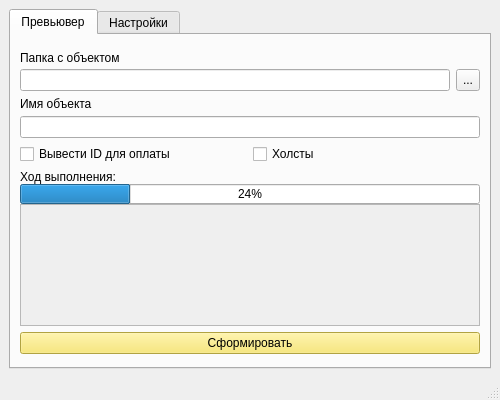
Dyrnwyn/Previewer-2.0, file previwer2_window.ui: the form before one commit.
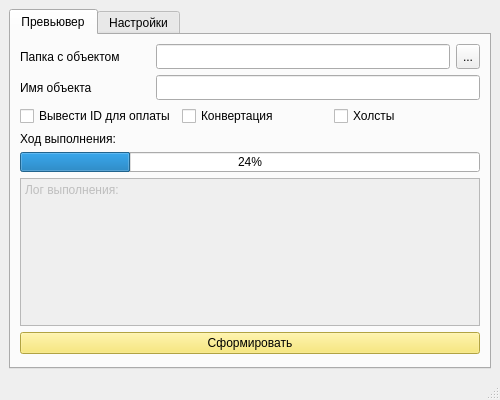
The form after the commit. The open tabs and pages were chosen to show the change.

Commit message: fixed logick add convert psd to jpeg

The edit to the form file:
```diff
--- a/previwer2_window.ui
+++ b/previwer2_window.ui
@@ -97,7 +97,7 @@
         </size>
        </property>
        <property name="layoutDirection">
-        <enum>Qt::LeftToRight</enum>
+        <enum>Qt::LayoutDirection::LeftToRight</enum>
        </property>
        <attribute name="title">
         <string>Превьювер</string>
@@ -105,39 +105,45 @@
        <layout class="QVBoxLayout" name="verticalLayout_2">
         <item>
          <layout class="QVBoxLayout" name="verticalLayout_3">
-          <property name="spacing">
+          <property name="sizeConstraint">
+           <enum>QLayout::SizeConstraint::SetNoConstraint</enum>
+          </property>
+          <property name="topMargin">
            <number>0</number>
           </property>
-          <item>
-           <widget class="QLabel" name="label">
-            <property name="minimumSize">
-             <size>
-              <width>0</width>
-              <height>25</height>
-             </size>
-            </property>
-            <property name="maximumSize">
-             <size>
-              <width>16777215</width>
-              <height>23</height>
-             </size>
-            </property>
-            <property name="text">
-             <string>Папка с объектом</string>
-            </property>
-           </widget>
-          </item>
+          <property name="bottomMargin">
+           <number>0</number>
+          </property>
           <item>
            <layout class="QHBoxLayout" name="horizontalLayout">
             <property name="spacing">
              <number>6</number>
             </property>
             <property name="sizeConstraint">
-             <enum>QLayout::SetNoConstraint</enum>
+             <enum>QLayout::SizeConstraint::SetNoConstraint</enum>
             </property>
             <property name="topMargin">
              <number>0</number>
             </property>
+            <item>
+             <widget class="QLabel" name="label_objectPath">
+              <property name="minimumSize">
+               <size>
+                <width>0</width>
+                <height>25</height>
+               </size>
+              </property>
+              <property name="maximumSize">
+               <size>
+                <width>130</width>
+                <height>30</height>
+               </size>
+              </property>
+              <property name="text">
+               <string>Папка с объектом</string>
+              </property>
+             </widget>
+            </item>
             <item>
              <widget class="QLineEdit" name="lineEdit_path">
               <property name="sizePolicy">
@@ -176,17 +182,34 @@
            </layout>
           </item>
           <item>
-           <widget class="QLabel" name="label_2">
+           <layout class="QHBoxLayout" name="horizontalLayout_9" stretch="0,0">
+            <property name="topMargin">
+             <number>0</number>
+            </property>
+            <item>
+             <widget class="QLabel" name="label_objectName">
             <property name="minimumSize">
              <size>
-              <width>0</width>
+                <width>130</width>
               <height>25</height>
              </size>
             </property>
             <property name="maximumSize">
              <size>
-              <width>16777215</width>
-              <height>25</height>
+                <width>130</width>
+                <height>30</height>
+               </size>
+              </property>
+              <property name="sizeIncrement">
+               <size>
+                <width>0</width>
+                <height>0</height>
+               </size>
+              </property>
+              <property name="baseSize">
+               <size>
+                <width>0</width>
+                <height>0</height>
              </size>
             </property>
             <property name="text">
@@ -199,6 +222,12 @@
             <property name="enabled">
              <bool>true</bool>
             </property>
+              <property name="sizePolicy">
+               <sizepolicy hsizetype="Expanding" vsizetype="Expanding">
+                <horstretch>0</horstretch>
+                <verstretch>0</verstretch>
+               </sizepolicy>
+              </property>
             <property name="maximumSize">
              <size>
               <width>16777215</width>
@@ -218,6 +247,13 @@
             </property>
            </widget>
           </item>
+            <item>
+             <widget class="QCheckBox" name="checkBox_convert">
+              <property name="text">
+               <string>Конвертация</string>
+              </property>
+             </widget>
+            </item>
           <item>
            <widget class="QCheckBox" name="checkBox_holst">
             <property name="text">
@@ -227,9 +263,11 @@
           </item>
          </layout>
         </item>
+         </layout>
+        </item>
         <item>
-         <layout class="QVBoxLayout" name="verticalLayout_6">
-          <property name="spacing">
+         <layout class="QVBoxLayout" name="verticalLayout_7">
+          <property name="topMargin">
            <number>0</number>
           </property>
           <item>
@@ -258,13 +296,20 @@
             </property>
            </widget>
           </item>
+         </layout>
+        </item>
+        <item>
+         <layout class="QVBoxLayout" name="verticalLayout_6">
+          <property name="spacing">
+           <number>0</number>
+          </property>
           <item>
            <widget class="QPlainTextEdit" name="error_plainTextEdit">
             <property name="enabled">
              <bool>false</bool>
             </property>
             <property name="frameShadow">
-             <enum>QFrame::Sunken</enum>
+             <enum>QFrame::Shadow::Sunken</enum>
             </property>
             <property name="lineWidth">
              <number>1</number>
@@ -272,6 +317,12 @@
             <property name="readOnly">
              <bool>true</bool>
             </property>
+            <property name="plainText">
+             <string>Лог выполнения:</string>
+            </property>
+            <property name="backgroundVisible">
+             <bool>false</bool>
+            </property>
             <property name="placeholderText">
              <string/>
             </property>
@@ -308,15 +359,15 @@
            <string notr="true"/>
           </property>
           <property name="currentIndex">
-           <number>0</number>
+           <number>2</number>
           </property>
           <widget class="QWidget" name="page_data_position">
            <property name="geometry">
             <rect>
              <x>0</x>
              <y>0</y>
-             <width>460</width>
-             <height>117</height>
+             <width>294</width>
+             <height>116</height>
             </rect>
            </property>
            <attribute name="label">
@@ -671,8 +722,8 @@
             <rect>
              <x>0</x>
              <y>0</y>
-             <width>321</width>
-             <height>148</height>
+             <width>335</width>
+             <height>150</height>
             </rect>
            </property>
            <property name="styleSheet">
@@ -709,8 +760,8 @@
 hr { height: 1px; border-width: 0; }
 li.unchecked::marker { content: &quot;\2610&quot;; }
 li.checked::marker { content: &quot;\2612&quot;; }
-&lt;/style&gt;&lt;/head&gt;&lt;body style=&quot; font-family:'Cantarell'; font-size:11pt; font-weight:400; font-style:normal;&quot;&gt;
-&lt;p style=&quot;-qt-paragraph-type:empty; margin-top:0px; margin-bottom:0px; margin-left:0px; margin-right:0px; -qt-block-indent:0; text-indent:0px;&quot;&gt;&lt;br /&gt;&lt;/p&gt;&lt;/body&gt;&lt;/html&gt;</string>
+&lt;/style&gt;&lt;/head&gt;&lt;body style=&quot; font-family:'Adwaita Sans'; font-size:11pt; font-weight:400; font-style:normal;&quot;&gt;
+&lt;p style=&quot;-qt-paragraph-type:empty; margin-top:0px; margin-bottom:0px; margin-left:0px; margin-right:0px; -qt-block-indent:0; text-indent:0px; font-family:'Cantarell';&quot;&gt;&lt;br /&gt;&lt;/p&gt;&lt;/body&gt;&lt;/html&gt;</string>
                 </property>
                </widget>
               </item>
@@ -753,7 +804,7 @@
                 <item>
                  <spacer name="horizontalSpacer">
                   <property name="orientation">
-                   <enum>Qt::Horizontal</enum>
+                   <enum>Qt::Orientation::Horizontal</enum>
                   </property>
                   <property name="sizeHint" stdset="0">
                    <size>
@@ -774,8 +825,8 @@
             <rect>
              <x>0</x>
              <y>0</y>
-             <width>137</width>
-             <height>114</height>
+             <width>446</width>
+             <height>117</height>
             </rect>
            </property>
            <attribute name="label">
@@ -815,10 +866,10 @@
               <item>
                <spacer name="horizontalSpacer_2">
                 <property name="orientation">
-                 <enum>Qt::Horizontal</enum>
+                 <enum>Qt::Orientation::Horizontal</enum>
                 </property>
                 <property name="sizeType">
-                 <enum>QSizePolicy::Fixed</enum>
+                 <enum>QSizePolicy::Policy::Fixed</enum>
                 </property>
                 <property name="sizeHint" stdset="0">
                  <size>
@@ -852,10 +903,10 @@
               <item>
                <spacer name="horizontalSpacer_3">
                 <property name="orientation">
-                 <enum>Qt::Horizontal</enum>
+                 <enum>Qt::Orientation::Horizontal</enum>
                 </property>
                 <property name="sizeType">
-                 <enum>QSizePolicy::Fixed</enum>
+                 <enum>QSizePolicy::Policy::Fixed</enum>
                 </property>
                 <property name="sizeHint" stdset="0">
                  <size>
@@ -884,8 +935,8 @@
             <rect>
              <x>0</x>
              <y>0</y>
-             <width>460</width>
-             <height>117</height>
+             <width>88</width>
+             <height>88</height>
             </rect>
            </property>
            <attribute name="label">
```
Left out of the diff: 2 changed lines with no effect on the pictures. Lines whose indentation alone changed are shown as unchanged. The commit also changes 13 other files.
